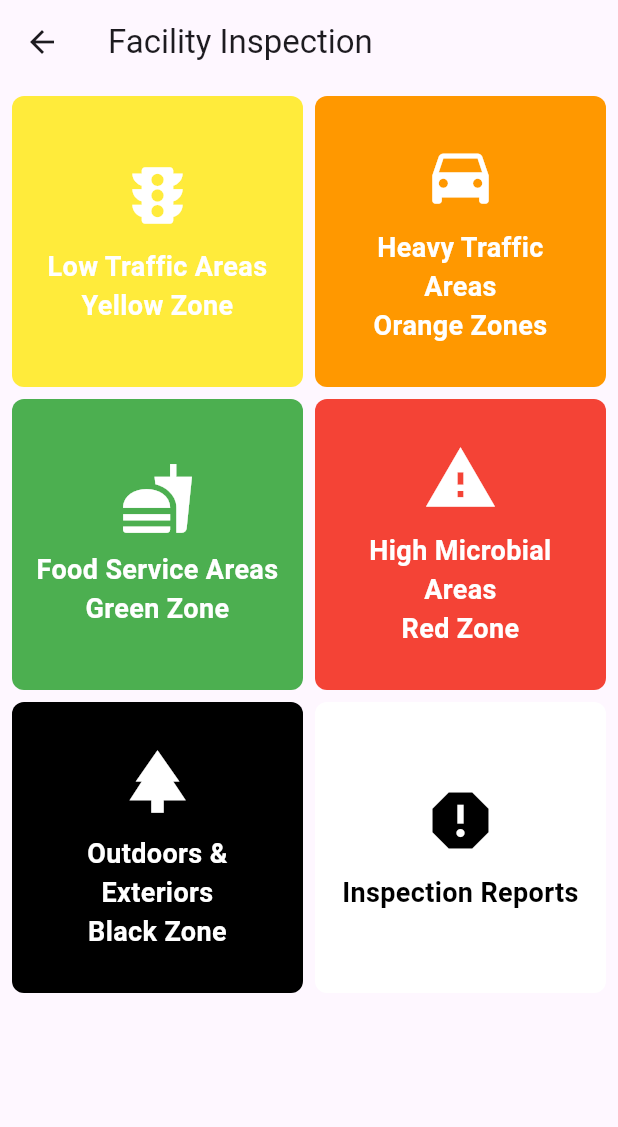
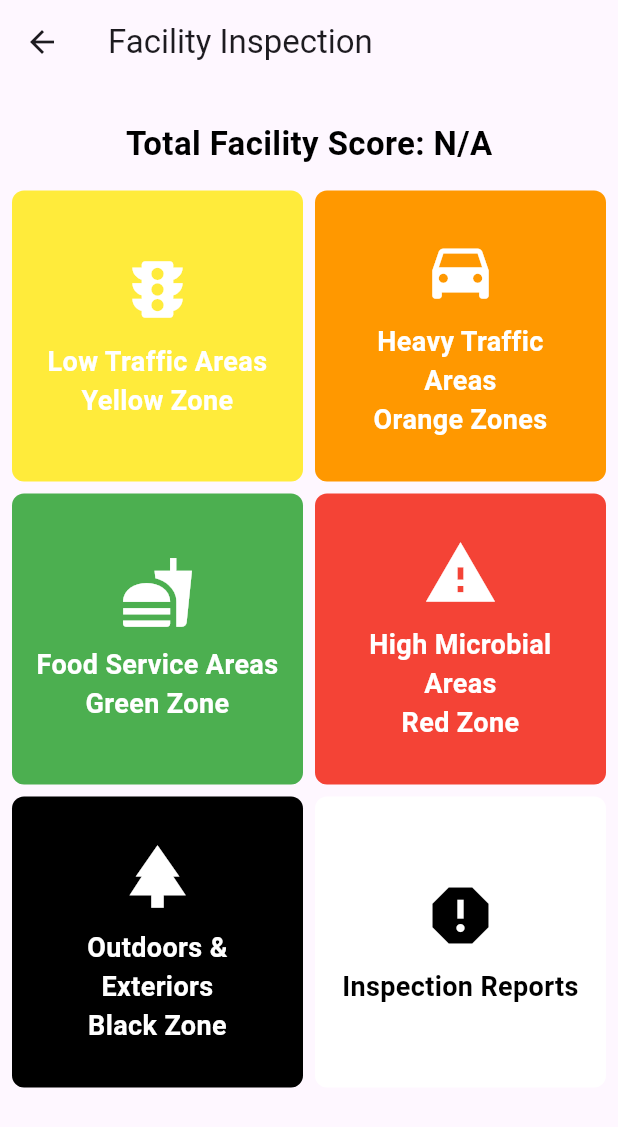
Before and after one commit to bbnoni/SpakleanAppProdFlutter, a Flutter app: the FacilityInspectionScreen screen opened directly with empty values, on a phone screen of 412 x 824 dp. Shown: the top 1127 px of the screen. Run offline on Flutter 3.47's test engine with Material 3 defaults, Android fonts, the phone set to English and light mode, and no system bars; our stand-ins replace flutter_secure_storage, table_calendar; accounts and stored records are empty; network calls fail.

Commit message:
Updated scoring for facility, zone, room

```diff
--- a/lib/screens/facility_inspection_screen.dart
+++ b/lib/screens/facility_inspection_screen.dart
@@ -20,30 +20,44 @@ class FacilityInspectionScreen extends StatefulWidget {
 
 class _FacilityInspectionScreenState extends State<FacilityInspectionScreen> {
   double? _facilityScore; // Store facility score
+  bool _isLoading = false; // Loading indicator for fetching the score
 
   @override
   void initState() {
     super.initState();
-    _fetchFacilityScore(); // Fetch facility score when screen loads
+    _fetchFacilityScore(); // Fetch facility score when the screen loads
   }
 
-  // Fetch facility score from the backend
+  // Fetch facility score for the selected office
   Future<void> _fetchFacilityScore() async {
+    setState(() {
+      _isLoading = true; // Show loading indicator
+    });
+
     try {
+      // Add the officeId as a query parameter to fetch the score specific to that office
       final response = await http.get(
-        Uri.parse('https://spaklean-app-prod.onrender.com/api/facility/score'),
+        Uri.parse(
+            'https://spaklean-app-prod.onrender.com/api/facility/score?office_id=${widget.officeId}'),
       );
 
       if (response.statusCode == 200) {
         final data = jsonDecode(response.body);
         setState(() {
-          _facilityScore = data['total_facility_score'];
+          // Set facility score or N/A if no score is available
+          _facilityScore = data['total_facility_score'] == null
+              ? null
+              : data['total_facility_score'];
         });
       } else {
         print('Failed to load facility score');
       }
     } catch (e) {
       print('Error fetching facility score: $e');
+    } finally {
+      setState(() {
+        _isLoading = false; // Hide loading indicator
+      });
     }
   }
 
@@ -57,12 +71,17 @@ class _FacilityInspectionScreenState extends State<FacilityInspectionScreen> {
         padding: const EdgeInsets.all(8.0),
         child: Column(
           children: <Widget>[
-            // Display facility score at the top if available
-            if (_facilityScore != null)
+            // Display loading indicator while fetching the score
+            if (_isLoading)
+              const Center(child: CircularProgressIndicator())
+            else
+              // Display facility score at the top if available, otherwise show N/A
               Padding(
                 padding: const EdgeInsets.all(16.0),
                 child: Text(
-                  'Total Facility Score: ${_facilityScore!.toStringAsFixed(2)}%',
+                  _facilityScore != null
+                      ? 'Total Facility Score: ${_facilityScore!.toStringAsFixed(2)}%'
+                      : 'Total Facility Score: N/A',
                   style: const TextStyle(
                     fontSize: 22,
                     fontWeight: FontWeight.bold,
@@ -144,7 +163,7 @@ class _FacilityInspectionScreenState extends State<FacilityInspectionScreen> {
             builder: (context) => ZoneDetailScreen(
               zone: zone,
               userId: widget.userId,
-              officeId: widget.officeId,
+              officeId: widget.officeId, // Pass officeId to ZoneDetailScreen
             ),
           ),
         );
--- a/lib/screens/zone_detail_screen.dart
+++ b/lib/screens/zone_detail_screen.dart
@@ -37,9 +37,11 @@ class _ZoneDetailScreenState extends State<ZoneDetailScreen> {
     try {
       // Properly encode the zone name before sending the request
       final encodedZone = Uri.encodeComponent(widget.zone);
+
+      // Append officeId as a query parameter to make the zone score unique to each office
       final response = await http.get(
         Uri.parse(
-            'https://spaklean-app-prod.onrender.com/api/zones/$encodedZone/score'),
+            'https://spaklean-app-prod.onrender.com/api/zones/$encodedZone/score?office_id=${widget.officeId}'),
       );
 
       if (response.statusCode == 200) {
@@ -65,6 +67,8 @@ class _ZoneDetailScreenState extends State<ZoneDetailScreen> {
     try {
       // Properly encode the zone name before sending the request
       final encodedZone = Uri.encodeComponent(widget.zone);
+
+      // Append officeId as a query parameter to fetch rooms specific to that office
       final response = await http.get(
         Uri.parse(
             'https://spaklean-app-prod.onrender.com/api/users/${widget.userId}/offices/${widget.officeId}/rooms/$encodedZone'),
```
